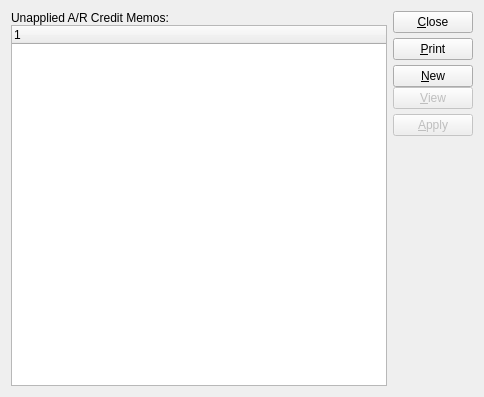
Old version of the form guiclient/unappliedARCreditMemos.ui in the repository Pegasus-RPG/xtuple-client.
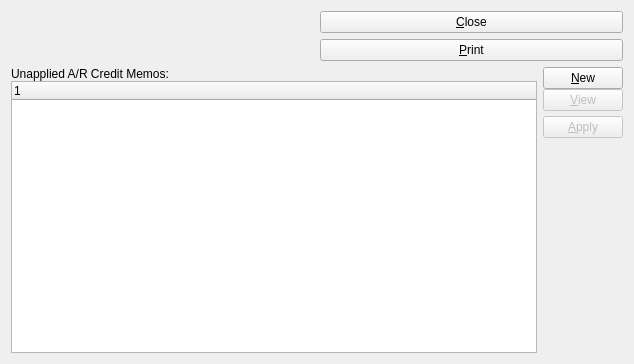
New version of the form. Custom widgets are drawn as their Qt base class.

Commit message: Issue #28859: Add Customer filter to Unapplied CM screen

The edit to the form file:
```diff
--- a/guiclient/unappliedARCreditMemos.ui
+++ b/guiclient/unappliedARCreditMemos.ui
@@ -13,20 +13,56 @@
    <rect>
     <x>0</x>
     <y>0</y>
-    <width>484</width>
-    <height>397</height>
+    <width>634</width>
+    <height>364</height>
    </rect>
   </property>
   <property name="windowTitle">
    <string>List Unapplied A/R Credit Memos</string>
   </property>
-  <layout class="QHBoxLayout">
+  <layout class="QVBoxLayout" name="verticalLayout">
+   <item>
+    <layout class="QHBoxLayout" name="horizontalLayout">
+     <item>
+      <widget class="CustomerSelector" name="_customerGroup"/>
+     </item>
+     <item>
+      <layout class="QVBoxLayout" name="verticalLayout_2">
+       <item>
+        <widget class="QPushButton" name="_close">
+         <property name="text">
+          <string>&amp;Close</string>
+         </property>
+        </widget>
+       </item>
+       <item>
+        <widget class="QPushButton" name="_print">
+         <property name="text">
+          <string>&amp;Print</string>
+         </property>
+        </widget>
+       </item>
+      </layout>
+     </item>
+    </layout>
+   </item>
+   <item>
+    <layout class="QHBoxLayout" name="horizontalLayout_2">
    <item>
     <layout class="QVBoxLayout">
      <property name="spacing">
       <number>0</number>
      </property>
-     <property name="margin">
+       <property name="leftMargin">
+        <number>0</number>
+       </property>
+       <property name="topMargin">
+        <number>0</number>
+       </property>
+       <property name="rightMargin">
+        <number>0</number>
+       </property>
+       <property name="bottomMargin">
       <number>0</number>
      </property>
      <item>
@@ -64,26 +100,30 @@
        <property name="margin">
         <number>0</number>
        </property>
-       <item>
-        <widget class="QPushButton" name="_close">
-         <property name="text">
-          <string>&amp;Close</string>
+         <property name="topMargin">
+          <number>0</number>
          </property>
-        </widget>
-       </item>
-       <item>
-        <widget class="QPushButton" name="_print">
-         <property name="text">
-          <string>&amp;Print</string>
+         <property name="rightMargin">
+          <number>0</number>
          </property>
-        </widget>
-       </item>
+         <property name="bottomMargin">
+          <number>0</number>
+         </property>
        <item>
         <layout class="QVBoxLayout">
          <property name="spacing">
           <number>0</number>
          </property>
-         <property name="margin">
+           <property name="leftMargin">
+            <number>0</number>
+           </property>
+           <property name="topMargin">
+            <number>0</number>
+           </property>
+           <property name="rightMargin">
+            <number>0</number>
+           </property>
+           <property name="bottomMargin">
           <number>0</number>
          </property>
          <item>
@@ -139,9 +179,16 @@
     </layout>
    </item>
   </layout>
+   </item>
+  </layout>
  </widget>
  <layoutdefault spacing="6" margin="11"/>
  <customwidgets>
+  <customwidget>
+   <class>CustomerSelector</class>
+   <extends>QWidget</extends>
+   <header>customerselector.h</header>
+  </customwidget>
   <customwidget>
    <class>XTreeWidget</class>
    <extends>QTreeWidget</extends>
```
Left out of the diff: 15 changed lines with no effect on the pictures. Lines whose indentation alone changed are shown as unchanged. The commit also changes 2 other files.
